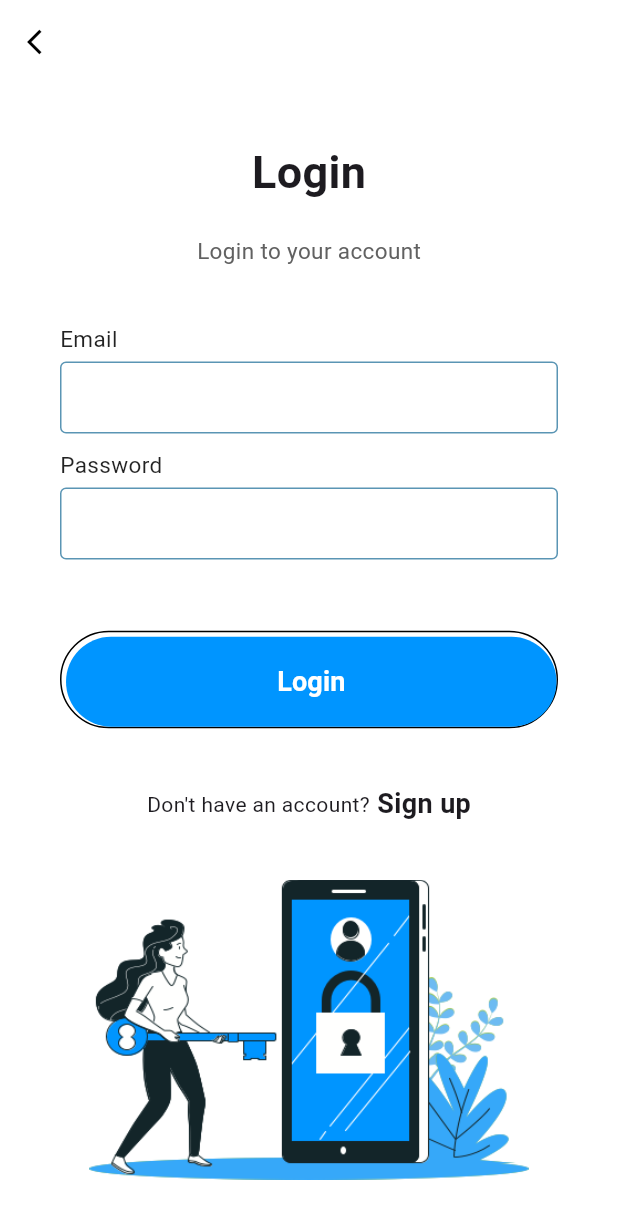
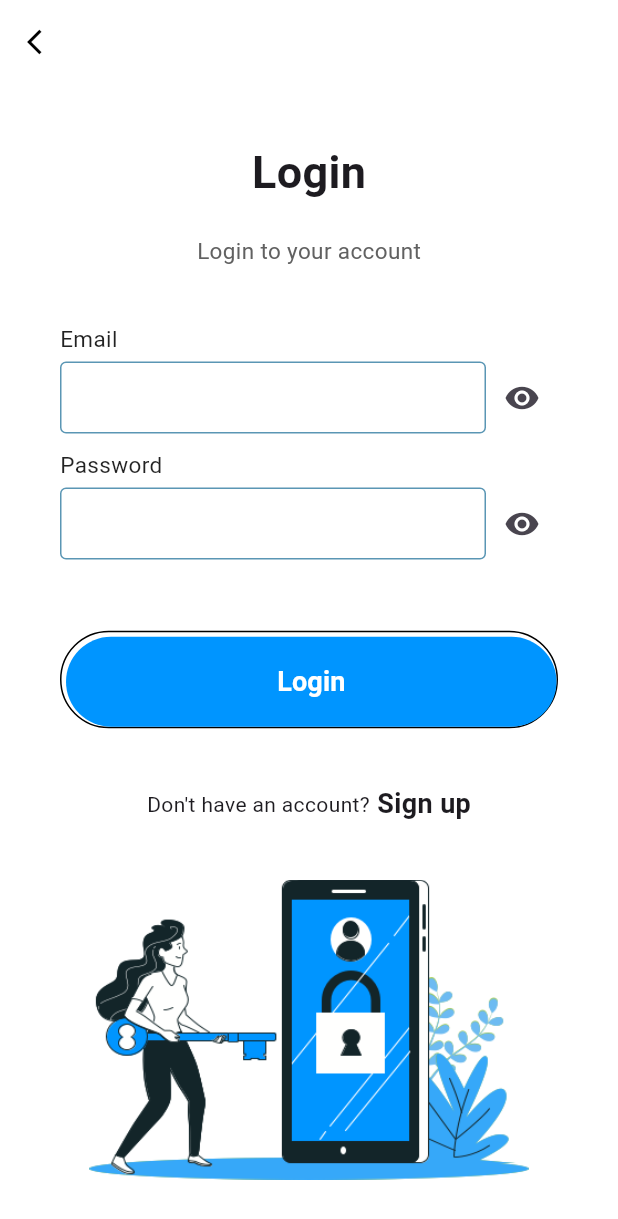
Before and after one commit to nanafarhanj/project, a Flutter app: the screen it shows after launch, after a tap on "Login", on a phone screen of 412 x 824 dp. Shown: the top 1219 px of the screen. Run offline on Flutter 3.47's test engine with Material 3 defaults, Android fonts, the phone set to English and light mode, and no system bars.

Commit message:
Update login.dart
navigate from LoginPage to SignupPage in "Don't have an account?" section
password can be seen

```diff
--- a/flutter_app/lib/login.dart
+++ b/flutter_app/lib/login.dart
@@ -1,6 +1,13 @@
 import 'package:flutter/material.dart';
+import 'package:flutter_application_4/signup.dart';
 
-class LoginPage extends StatelessWidget {
+class LoginPage extends StatefulWidget {
+  @override
+  LoginPageState createState() => LoginPageState();
+}
+
+class LoginPageState extends State<LoginPage> {
+  bool isObscure = false;
   @override
   Widget build(BuildContext context) {
     return Scaffold(
@@ -92,13 +99,21 @@ class LoginPage extends StatelessWidget {
                   mainAxisAlignment: MainAxisAlignment.center,
                   children: <Widget>[
                     Text("Don't have an account?"),
-                    Text(
+                    GestureDetector(
+                    onTap: () {
+                      Navigator.push(
+                        context,
+                        MaterialPageRoute(builder: (context) => SignupPage()),
+                      );
+                    },
+                    child: Text(
                       " Sign up",
                       style: TextStyle(
                         fontWeight: FontWeight.w600,
                         fontSize: 18,
                       ),
                     )
+                    ),
                   ],
                 ),
                 Container(
@@ -117,7 +132,6 @@ class LoginPage extends StatelessWidget {
       ),
     );
   }
-}
 
 // we will be creating a widget for text field
 Widget inputFile({label, obscureText = false}) {
@@ -132,16 +146,35 @@ Widget inputFile({label, obscureText = false}) {
       SizedBox(
         height: 5,
       ),
-      TextField(
-        obscureText: obscureText,
-        decoration: InputDecoration(
-            contentPadding: EdgeInsets.symmetric(vertical: 0, horizontal: 10),
-            enabledBorder: OutlineInputBorder(
-              borderSide: BorderSide(color: Color.fromARGB(255, 90, 149, 180)),
+       Row(
+          children: <Widget>[
+            Expanded(
+              child: TextField(
+                obscureText: obscureText && isObscure,
+                decoration: InputDecoration(
+                  contentPadding:
+                      EdgeInsets.symmetric(vertical: 0, horizontal: 10),
+                  enabledBorder: OutlineInputBorder(
+                    borderSide:
+                        BorderSide(color: Color.fromARGB(255, 90, 150, 180)),
+                  ),
+                  border: OutlineInputBorder(
+                    borderSide:
+                        BorderSide(color: Color.fromARGB(255, 90, 185, 200)),
+                  ),
+                ),
+              ),
             ),
-            border: OutlineInputBorder(
-                borderSide: BorderSide(color: Color.fromARGB(255, 89, 185, 202)))),
-      ),
+            IconButton(
+              icon: Icon(isObscure ? Icons.visibility_off : Icons.visibility),
+              onPressed: () {
+                setState(() {
+                  isObscure = !isObscure;
+                });
+              },
+            ),
+          ],
+        ),
       SizedBox(
         height: 10,
       )
@@ -149,3 +182,4 @@ Widget inputFile({label, obscureText = false}) {
 
   );
 }
+}
```
